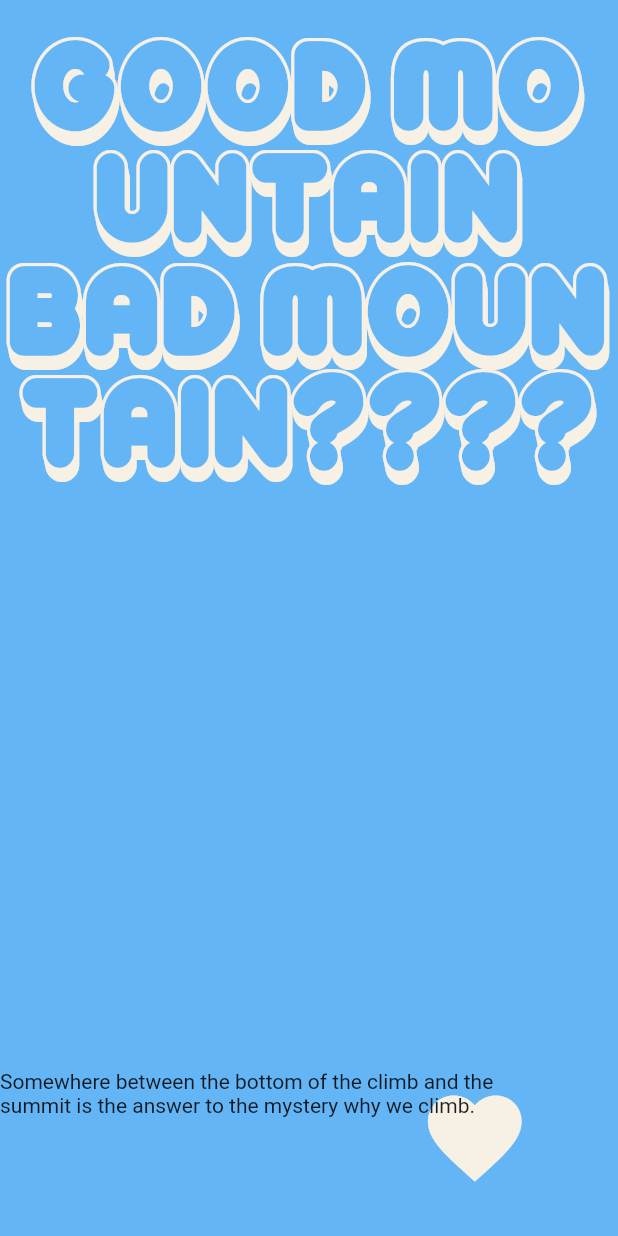
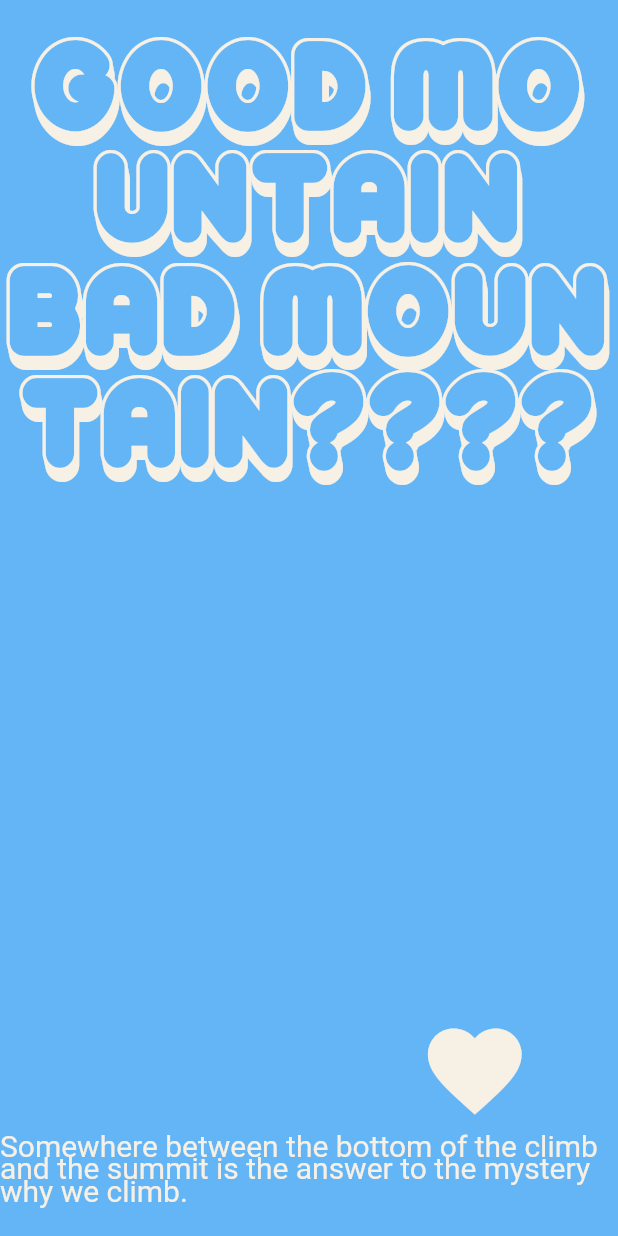
Before and after one commit to ethansaw04/Mountain-Madness-2023, a Flutter app: the SelectionScreen widget shown alone on an empty page, opened directly with empty values, on a phone screen of 412 x 824 dp. Run offline on Flutter 3.47's test engine with Material 2 defaults, Android fonts, the phone set to English and light mode, and no system bars; drawn by our look-alikes of swipe_cards.

Commit message:
boom the quotes are workin and it looks good

```diff
--- a/mountain_rate/lib/controller/gameplay_controller_manager.dart
+++ b/mountain_rate/lib/controller/gameplay_controller_manager.dart
@@ -8,23 +8,17 @@ class CardManagerController {
 
   var quotes = ["Never measure the height of a mountain until you reach the top. Then you will see how low it was.",
   "Somewhere between the bottom of the climb and the summit is the answer to the mystery why we climb.",
-  "The mountains are calling, and I must go.", '''The way up to the top of the mountain is always longer than you think.
-  Don’t fool yourself, the moment will arrive when what seemed so near is still very far.''',
+  "The mountains are calling, and I must go.", "The way up to the top of the mountain is always longer than you think.",
   "The best view comes after the hardest climb.", "Every mountain top is within reach if you just keep climbing.",
-  "Every man should pull a boat over a mountain once in his life.",'''We are now in the mountains and they are in us, kindling enthusiasm,
-  making every nerve quiver, filling every pore and cell of us.''','''The mountains were his masters. They rimmed in life.
-  They were the cup of reality, beyond growth, beyond struggle and death. They were his absolute unity in the midst of eternal change''',
-  "May your dreams be larger than mountains and may you have the courage to scale their summits.", '''Earth and sky, woods and fields,
-  lakes and rivers, the mountain and the sea, are excellent schoolmasters, and teach some of us more than what we could learn from books.''',
+  "Every man should pull a boat over a mountain once in his life.","How glorious a greeting the sun gives the mountains!",
+  "We are now in the mountains and they are in us, kindling enthusiasm,making every nerve quiver, filling every pore and cell of us.",
+  "May your dreams be larger than mountains and may you have the courage to scale their summits.",
+  "The mountain and the sea, are excellent schoolmasters, and teach some of us more than what we could learn from books.",
   "Great things are done when men and mountains meet; This is not done by jostling in the street.",
   "Climb the mountains and get their good tidings. Nature's peace will flow into you as sunshine flows into trees.",
-  "What are men to rocks and mountains?", "Those who travel to mountain-tops are half in love with themselves, and half in love with oblivion.",
-  "How glorious a greeting the sun gives the mountains!", '''The greatest gift of life on the mountain is time. Time to think or not think,
-  read or not read, scribble or not scribble—to sleep and cook and walk in the woods, to sit and stare at the shapes of the hills.''',
-  '''Mountains, according to the angle of view, the season, the time of day, the beholder’s frame of mind, or any one thing,
-  can effectively change their appearance. Thus, it is essential to recognize that we can never know more than one side,
-  one small aspect of a mountain.''', '''I'm a person of the mountains and the open paddocks and the big empty sky, that's me,
-  and I knew if I spent too long away from all that I'd die; I don't know what of, I just knew I'd die.'''
+  "What are men to rocks and mountains?", "The greatest gift of life on the mountain is time.",
+  "Those who travel to mountain-tops are half in love with themselves, and half in love with oblivion.",
+  "Mountains, according to the angle of view, the season, the time of day, the beholder’s frame of mind, or any one thing, can effectively change their appearance.",
   "Mountains are not Stadiums where I satisfy my ambition to achieve, they are the cathedrals where I practice my religion."
   ];
 
--- a/mountain_rate/lib/screens/selection_screen.dart
+++ b/mountain_rate/lib/screens/selection_screen.dart
@@ -85,12 +85,27 @@ class _SelectionScreenState extends State<SelectionScreen> {
                           onPressed: () =>
                               widget.controller.goLikedScreen(context),
                         ))),
-                    Align(
-                      alignment: Alignment.center,
-                      child: Text(widget.controller.getQuote())
-                    )
+                    // Align(
+                    //   alignment: Alignment.center,
+                    //   child: Text(widget.controller.getQuote(),
+                    //     //textAlign: TextAlign.center,
+                    //     style: TextStyle(
+                    //       //fontFamily: "Reglisse Back",
+                    //       decoration: TextDecoration.none,
+                    //       fontSize: 20,
+                    //       height: 0.75,
+                    //       color: Color.fromRGBO(247, 240, 229, 1))),
+                    // )
                   ],
                 )),
+              Text(widget.controller.getQuote(),
+                //textAlign: TextAlign.center,
+                style: TextStyle(
+                  //fontFamily: "Reglisse Back",
+                  decoration: TextDecoration.none,
+                  fontSize: 20,
+                  height: 0.75,
+                  color: Color.fromRGBO(247, 240, 229, 1))),
             const SizedBox(
               height: 20,
             )
```
